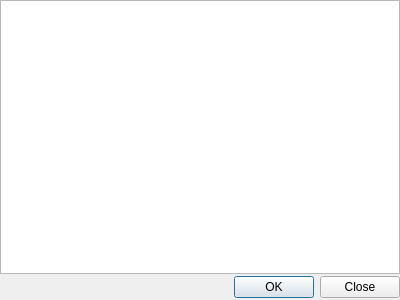
First picture: the form in historydialog.ui, repository NazakatUmrani/Number-System-Converter-with-Big-Numbers-Handling-GUI-Qt, before the edit.
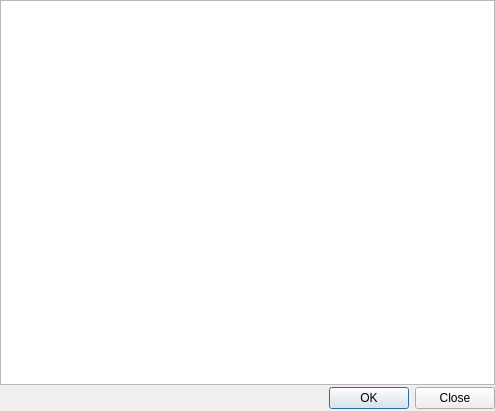
Second picture: the form after the edit.

What changed in the file:
```diff
--- a/historydialog.ui
+++ b/historydialog.ui
@@ -6,8 +6,8 @@
    <rect>
     <x>0</x>
     <y>0</y>
-    <width>400</width>
-    <height>300</height>
+    <width>495</width>
+    <height>411</height>
    </rect>
   </property>
   <property name="sizePolicy">
```
